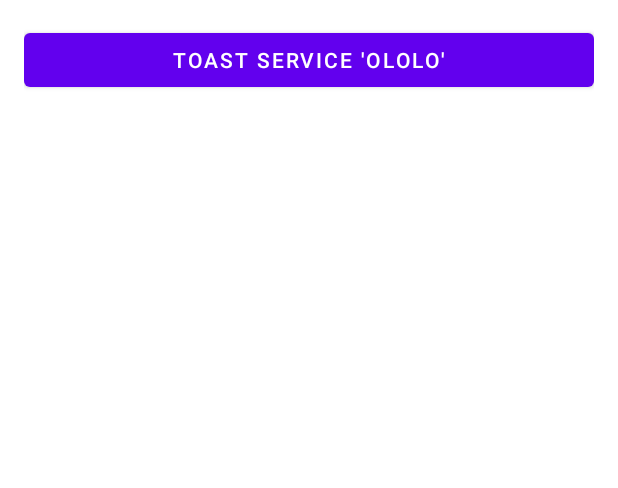
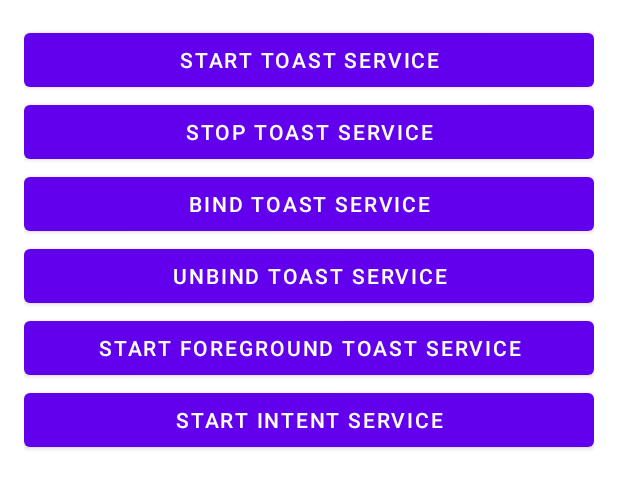
Before and after one commit to borhammere/MySuperService, an Android app: the layout activity_main.xml on its own in the app's theme, with its tools: preview values and no code run, on a phone screen of 412 x 824 dp. Shown: the top 488 px of the screen. Run offline under Robolectric (Android 15) with nearby library versions, the phone set to English and light mode, and no system bars.

Commit message:
Toast with services

```diff
--- a/app/src/main/res/layout/activity_main.xml
+++ b/app/src/main/res/layout/activity_main.xml
@@ -8,9 +8,40 @@
     tools:context=".MainActivity">
 
     <Button
-        android:id="@+id/toast_service_button"
+        android:id="@+id/start_toast_service_button"
         android:layout_width="match_parent"
         android:layout_height="wrap_content"
-        android:text="Toast Service \'Ololo\'" />
+        android:text="Start Toast Service" />
+
+    <Button
+        android:id="@+id/stop_toast_service_button"
+        android:layout_width="match_parent"
+        android:layout_height="wrap_content"
+        android:text="Stop Toast Service" />
+
+    <Button
+        android:id="@+id/bind_toast_service_button"
+        android:layout_width="match_parent"
+        android:layout_height="wrap_content"
+        android:text="Bind Toast Service" />
+
+    <Button
+        android:id="@+id/unbind_toast_service_button"
+        android:layout_width="match_parent"
+        android:layout_height="wrap_content"
+        android:text="Unbind Toast Service" />
+
+    <Button
+        android:id="@+id/foreground_toast_service_button"
+        android:layout_width="match_parent"
+        android:layout_height="wrap_content"
+        android:text="Start Foreground Toast Service" />
+
+    <Button
+        android:id="@+id/toast_intent_service_button"
+        android:layout_width="match_parent"
+        android:layout_height="wrap_content"
+        android:text="Start Intent Service" />
+
 
 </LinearLayout>
```
Also changed, not shown: app/src/main/AndroidManifest.xml (+8 -0 lines), app/src/main/java/com/example/mysuperservice/CustomIntentService.kt (added, +30 -0 lines), app/src/main/java/com/example/mysuperservice/MainActivity.kt (+48 -5 lines), app/src/main/java/com/example/mysuperservice/ToastIntentService.kt (added, +44 -0 lines).
